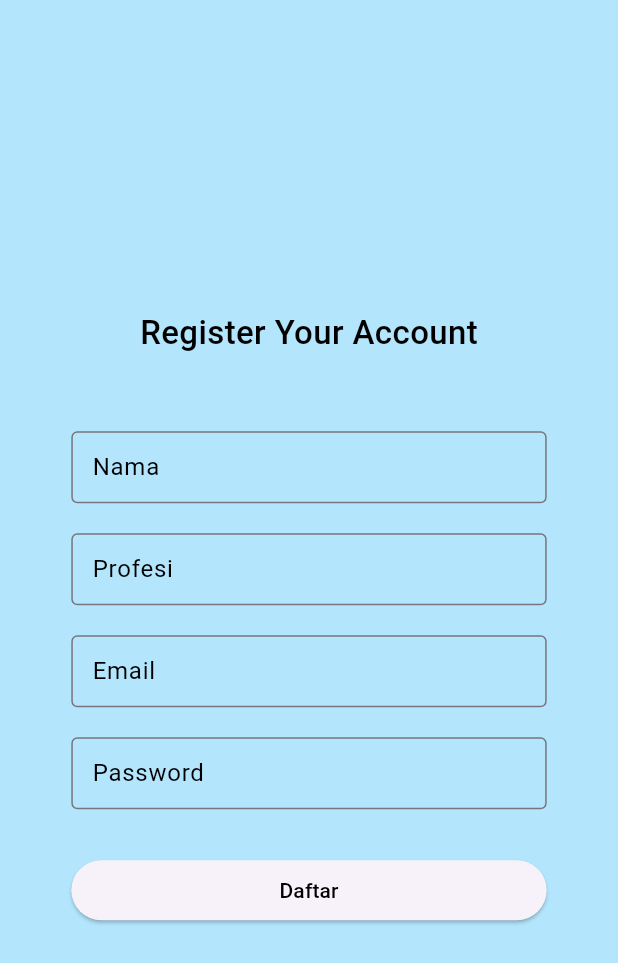
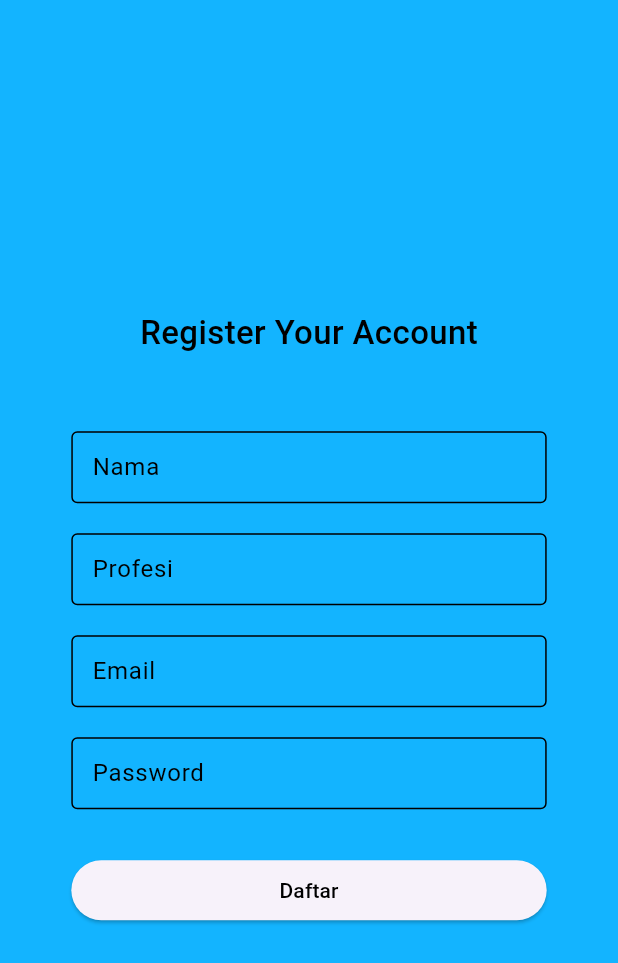
Before and after one commit to NoobBPS/vigenesia_app, a Flutter app: the Register screen opened directly, on a phone screen of 412 x 824 dp. Shown: the top 963 px of the screen. Run offline on Flutter 3.47's test engine with Material 3 defaults, Android fonts, the phone set to English and light mode, and no system bars; our stand-ins replace another_flushbar, dio, flutter_form_builder, google_fonts.

Commit message:
Update Register.dart

```diff
--- a/lib/Screens/Register.dart
+++ b/lib/Screens/Register.dart
@@ -1,22 +1,28 @@
+// ignore_for_file: file_names, use_build_context_synchronously
+
 import 'package:another_flushbar/flushbar.dart';
 import 'package:dio/dio.dart';
 import 'package:flutter/material.dart';
+// ignore: depend_on_referenced_packages
 import 'package:flutter_form_builder/flutter_form_builder.dart';
+// ignore: unused_import
 
 class Register extends StatefulWidget {
-  const Register({Key? key}) : super(key: key);
+  const Register({super.key});
 
   @override
+  // ignore: library_private_types_in_public_api
   _RegisterState createState() => _RegisterState();
 }
 
 class _RegisterState extends State<Register> {
   // Ganti Base URL
   String baseurl =
-      'https://78d4-103-108-130-37.ngrok-free.app/vigenesia'; // ganti dengan ip address kamu / tempat kamu menyimpan backend
+      'http://localhost/vigenesia/'; // ganti dengan ip address kamu / tempat kamu menyimpan backend
 
   Future postRegister(
-      String nama, String profesi, String email, String password) async {
+      String nama, String profesi, String
+      email, String password) async {
     var dio = Dio();
 
     dynamic data = {
@@ -31,12 +37,12 @@ class _RegisterState extends State<Register> {
           data: data,
           options: Options(headers: {'Content-type': 'application/json'}));
 
-      print("Respon -> ${response.data} + ${response.statusCode}");
 
       if (response.statusCode == 200) {
         return response.data;
       }
     } catch (e) {
+      // ignore: avoid_print
       print("Failed To Load $e");
     }
   }
@@ -49,11 +55,11 @@ class _RegisterState extends State<Register> {
   @override
   Widget build(BuildContext context) {
     return Scaffold(
-      backgroundColor: Colors.lightBlue[100], // Tambahkan ini
+      backgroundColor: Color(0xFF13B4FF), // Ganti dengan warna yang diinginkan
       body: SingleChildScrollView(
         child: SafeArea(
           child: Center(
-            child: Container(
+            child: SizedBox(
               width: MediaQuery.of(context).size.width / 1.3,
               height: MediaQuery.of(context).size.height,
               child: Column(
@@ -73,9 +79,19 @@ class _RegisterState extends State<Register> {
                     controller: nameController,
                     decoration: InputDecoration(
                       contentPadding: EdgeInsets.only(left: 10),
-                      border: OutlineInputBorder(),
+                      border: OutlineInputBorder(
+                        borderSide: BorderSide(color: Colors.black), // Border color
+                      ),
+                      enabledBorder: OutlineInputBorder(
+                        borderSide: BorderSide(color: Colors.black), // Border color when enabled
+                      ),
+                      focusedBorder: OutlineInputBorder(
+                        borderSide: BorderSide(color: Colors.black), // Border color when focused
+                      ),
                       labelText: "Nama",
                       labelStyle: TextStyle(color: Colors.black), // Warna label diatur ke hitam
+                      hintText: "Masukkan Nama", // Placeholder
+                      hintStyle: TextStyle(color: Colors.white), // Warna placeholder diatur ke putih
                     ),
                     style: TextStyle(color: Colors.black), // Warna teks diatur ke hitam
                   ),
@@ -85,23 +101,43 @@ class _RegisterState extends State<Register> {
                     controller: profesiController,
                     decoration: InputDecoration(
                       contentPadding: EdgeInsets.only(left: 10),
-                      border: OutlineInputBorder(),
+                      border: OutlineInputBorder(
+                        borderSide: BorderSide(color: Colors.black),
+                      ),
+                      enabledBorder: OutlineInputBorder(
+                        borderSide: BorderSide(color: Colors.black),
+                      ),
+                      focusedBorder: OutlineInputBorder(
+                        borderSide: BorderSide(color: Colors.black),
+                      ),
                       labelText: "Profesi",
-                      labelStyle: TextStyle(color: Colors.black), // Warna label diatur ke hitam
+                      labelStyle: TextStyle(color: Colors.black),
+                      hintText: "Masukkan Profesi", // Placeholder
+                      hintStyle: TextStyle(color: Colors.white), // Warna placeholder diatur ke putih
                     ),
-                    style: TextStyle(color: Colors.black), // Warna teks diatur ke hitam
+                    style: TextStyle(color: Colors.black),
                   ),
                   SizedBox(height: 20),
                   FormBuilderTextField(
                     name: "email",
-                    controller: emailController,
+                    controller:                     emailController,
                     decoration: InputDecoration(
                       contentPadding: EdgeInsets.only(left: 10),
-                      border: OutlineInputBorder(),
+                      border: OutlineInputBorder(
+                        borderSide: BorderSide(color: Colors.black),
+                      ),
+                      enabledBorder: OutlineInputBorder(
+                        borderSide: BorderSide(color: Colors.black),
+                      ),
+                      focusedBorder: OutlineInputBorder(
+                        borderSide: BorderSide(color: Colors.black),
+                      ),
                       labelText: "Email",
-                      labelStyle: TextStyle(color: Colors.black), // Warna label diatur ke hitam
+                      labelStyle: TextStyle(color: Colors.black),
+                      hintText: "Masukkan Email", // Placeholder
+                      hintStyle: TextStyle(color: Colors.white), // Warna placeholder diatur ke putih
                     ),
-                    style: TextStyle(color: Colors.black), // Warna teks diatur ke hitam
+                    style: TextStyle(color: Colors.black),
                   ),
                   SizedBox(height: 20),
                   FormBuilderTextField(
@@ -110,14 +146,24 @@ class _RegisterState extends State<Register> {
                     controller: passwordController,
                     decoration: InputDecoration(
                       contentPadding: EdgeInsets.only(left: 10),
-                      border: OutlineInputBorder(),
+                      border: OutlineInputBorder(
+                        borderSide: BorderSide(color: Colors.black),
+                      ),
+                      enabledBorder: OutlineInputBorder(
+                        borderSide: BorderSide(color: Colors.black),
+                      ),
+                      focusedBorder: OutlineInputBorder(
+                        borderSide: BorderSide(color: Colors.black),
+                      ),
                       labelText: "Password",
-                      labelStyle: TextStyle(color: Colors.black), // Warna label diatur ke hitam
+                      labelStyle: TextStyle(color: Colors.black),
+                      hintText: "Masukkan Password", // Placeholder
+                      hintStyle: TextStyle(color: Colors.white), // Warna placeholder diatur ke putih
                     ),
-                    style: TextStyle(color: Colors.black), // Warna teks diatur ke hitam
+                    style: TextStyle(color: Colors.black),
                   ),
                   SizedBox(height: 30),
-                  Container(
+                  SizedBox(
                     width: MediaQuery.of(context).size.width,
                     child: ElevatedButton(
                       onPressed: () async {
```
